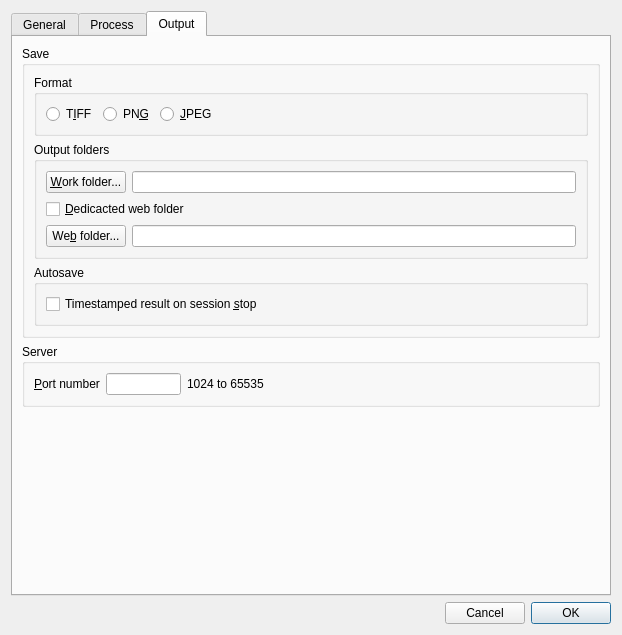
Above: src/als/ui/prefs_ui.ui from deufrai/als before the change. Below: the same form after it.
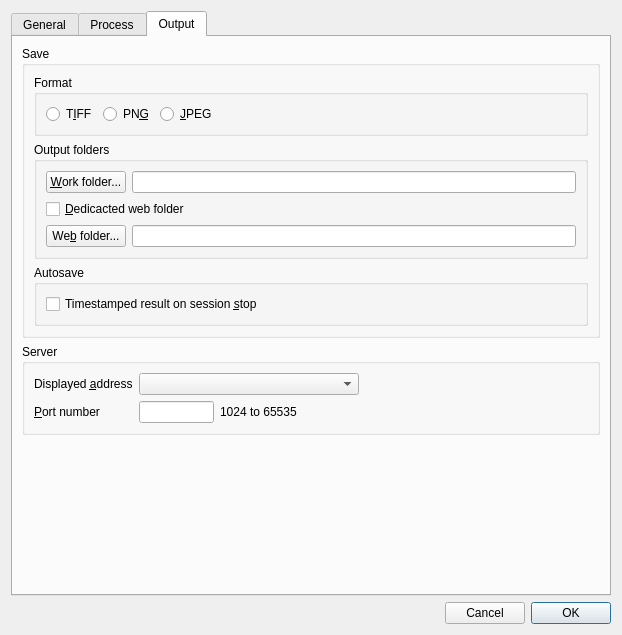
That is the form after the change. The open tabs and pages were chosen to show the change.

Commit message:
let users choose displayed server addresses
Add persistent displayed-address selection in Preferences and runtime address selection in the QR dialog.

Keep QR runtime memory as a URL only and cover the dropdown data paths with focused tests.

The edit to the form file:
```diff
--- a/src/als/ui/prefs_ui.ui
+++ b/src/als/ui/prefs_ui.ui
@@ -632,10 +632,45 @@
          <property name="title">
           <string>Server</string>
          </property>
-         <layout class="QHBoxLayout" name="horizontalLayout_11">
+         <layout class="QFormLayout" name="formLayout_server">
+          <item row="0" column="0">
+           <widget class="QLabel" name="lbl_server_address">
+            <property name="text">
+             <string>Displayed &amp;address</string>
+            </property>
+            <property name="buddy">
+             <cstring>cmb_web_server_address</cstring>
+            </property>
+           </widget>
+          </item>
+          <item row="0" column="1">
+           <layout class="QHBoxLayout" name="horizontalLayout_server_address">
           <item>
-           <layout class="QHBoxLayout" name="horizontalLayout_10">
+             <widget class="QComboBox" name="cmb_web_server_address">
+              <property name="minimumSize">
+               <size>
+                <width>220</width>
+                <height>0</height>
+               </size>
+              </property>
+             </widget>
+            </item>
             <item>
+             <spacer name="horizontalSpacer_server_address">
+              <property name="orientation">
+               <enum>Qt::Horizontal</enum>
+              </property>
+              <property name="sizeHint" stdset="0">
+               <size>
+                <width>40</width>
+                <height>20</height>
+               </size>
+              </property>
+             </spacer>
+            </item>
+           </layout>
+          </item>
+          <item row="1" column="0">
              <widget class="QLabel" name="lbl_server_port">
               <property name="text">
                <string>&amp;Port number</string>
@@ -648,6 +683,8 @@
               </property>
              </widget>
             </item>
+          <item row="1" column="1">
+           <layout class="QHBoxLayout" name="horizontalLayout_10">
             <item>
              <widget class="QLineEdit" name="ln_web_server_port">
               <property name="maximumSize">
```
Left out of the diff: 1 changed line with no effect on the pictures. Lines whose indentation alone changed are shown as unchanged. The commit also changes 7 other files.
